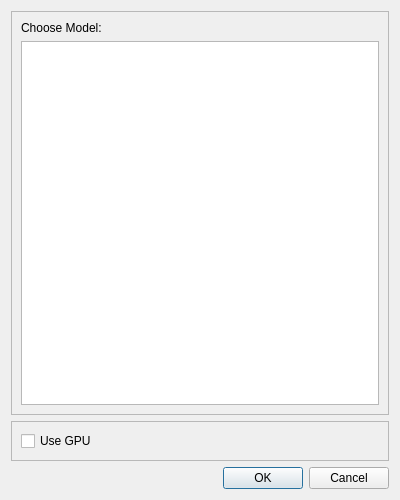
gkyle/enhance, file src/upscale/ui/dialog_model.ui: the form before one commit.
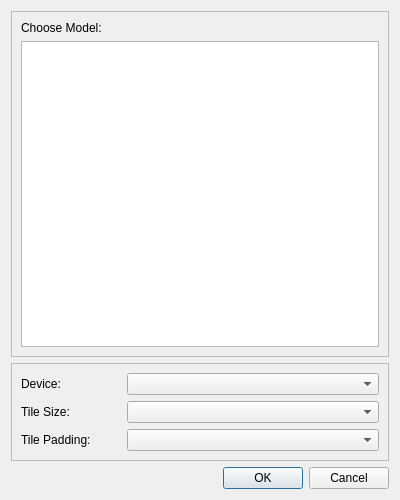
The form after the commit.

The edit to the form file:
```diff
--- a/src/upscale/ui/dialog_model.ui
+++ b/src/upscale/ui/dialog_model.ui
@@ -65,10 +65,141 @@
      </property>
      <layout class="QGridLayout" name="gridLayout">
       <item row="0" column="0">
-       <widget class="QCheckBox" name="checkBox_gpu">
-        <property name="text">
-         <string>Use GPU</string>
+       <widget class="QFrame" name="frame_3">
+        <property name="frameShape">
+         <enum>QFrame::NoFrame</enum>
         </property>
+        <property name="frameShadow">
+         <enum>QFrame::Plain</enum>
+        </property>
+        <layout class="QHBoxLayout" name="horizontalLayout">
+         <property name="leftMargin">
+          <number>0</number>
+         </property>
+         <property name="topMargin">
+          <number>0</number>
+         </property>
+         <property name="rightMargin">
+          <number>0</number>
+         </property>
+         <property name="bottomMargin">
+          <number>0</number>
+         </property>
+         <item>
+          <widget class="QLabel" name="label_2">
+           <property name="minimumSize">
+            <size>
+             <width>100</width>
+             <height>0</height>
+            </size>
+           </property>
+           <property name="maximumSize">
+            <size>
+             <width>100</width>
+             <height>16777215</height>
+            </size>
+           </property>
+           <property name="text">
+            <string>Device:</string>
+           </property>
+          </widget>
+         </item>
+         <item>
+          <widget class="QComboBox" name="device_combobox"/>
+         </item>
+        </layout>
+       </widget>
+      </item>
+      <item row="1" column="0">
+       <widget class="QFrame" name="frame_4">
+        <property name="frameShape">
+         <enum>QFrame::NoFrame</enum>
+        </property>
+        <property name="frameShadow">
+         <enum>QFrame::Plain</enum>
+        </property>
+        <layout class="QHBoxLayout" name="horizontalLayout_2">
+         <property name="leftMargin">
+          <number>0</number>
+         </property>
+         <property name="topMargin">
+          <number>0</number>
+         </property>
+         <property name="rightMargin">
+          <number>0</number>
+         </property>
+         <property name="bottomMargin">
+          <number>0</number>
+         </property>
+         <item>
+          <widget class="QLabel" name="label_3">
+           <property name="minimumSize">
+            <size>
+             <width>100</width>
+             <height>0</height>
+            </size>
+           </property>
+           <property name="maximumSize">
+            <size>
+             <width>100</width>
+             <height>16777215</height>
+            </size>
+           </property>
+           <property name="text">
+            <string>Tile Size:</string>
+           </property>
+          </widget>
+         </item>
+         <item>
+          <widget class="QComboBox" name="tileSize_combobox"/>
+         </item>
+        </layout>
+       </widget>
+      </item>
+      <item row="2" column="0">
+       <widget class="QFrame" name="frame_5">
+        <property name="frameShape">
+         <enum>QFrame::NoFrame</enum>
+        </property>
+        <property name="frameShadow">
+         <enum>QFrame::Plain</enum>
+        </property>
+        <layout class="QHBoxLayout" name="horizontalLayout_3">
+         <property name="leftMargin">
+          <number>0</number>
+         </property>
+         <property name="topMargin">
+          <number>0</number>
+         </property>
+         <property name="rightMargin">
+          <number>0</number>
+         </property>
+         <property name="bottomMargin">
+          <number>0</number>
+         </property>
+         <item>
+          <widget class="QLabel" name="label_4">
+           <property name="minimumSize">
+            <size>
+             <width>100</width>
+             <height>0</height>
+            </size>
+           </property>
+           <property name="maximumSize">
+            <size>
+             <width>100</width>
+             <height>16777215</height>
+            </size>
+           </property>
+           <property name="text">
+            <string>Tile Padding:</string>
+           </property>
+          </widget>
+         </item>
+         <item>
+          <widget class="QComboBox" name="tilePadding_combobox"/>
+         </item>
+        </layout>
        </widget>
       </item>
      </layout>
```
